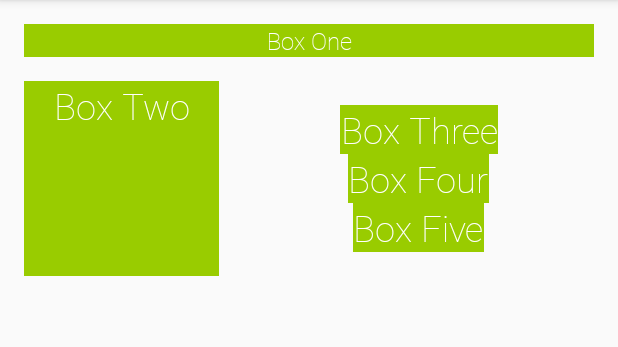
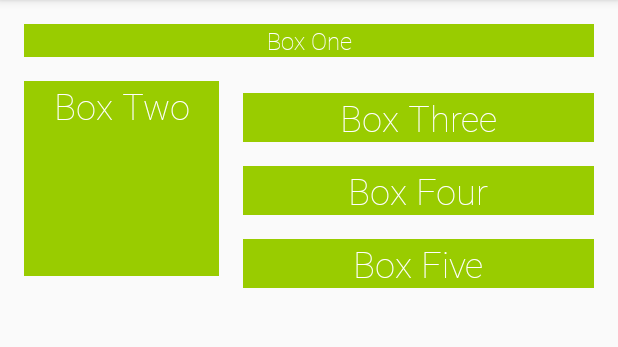
Before and after one commit to BrentGrammer/ColorMyViews-Kotlin, an Android app: the screen it shows after launch (MainActivity), on a phone screen of 412 x 824 dp, the part 84-431 px from its top. Run offline under Robolectric (Android 15) with nearby library versions, the phone set to English and light mode, and no system bars.

Commit message:
add =constraints

```diff
--- a/app/src/main/res/layout/activity_main.xml
+++ b/app/src/main/res/layout/activity_main.xml
@@ -28,32 +28,33 @@
             android:layout_marginStart="16dp" style="@style/WhiteBox" android:layout_marginTop="16dp"/>
     <TextView
             android:text="@string/box_three"
-            android:layout_width="wrap_content"
+            android:layout_width="0dp"
             android:layout_height="wrap_content"
             android:id="@+id/box_three_text"
             style="@style/WhiteBox"
             app:layout_constraintBottom_toTopOf="@+id/box_four_text" android:layout_marginTop="16dp"
             app:layout_constraintTop_toTopOf="@+id/box_two_text" app:layout_constraintStart_toEndOf="@+id/box_two_text"
             android:layout_marginStart="16dp" app:layout_constraintEnd_toEndOf="parent"
-            android:layout_marginEnd="16dp"/>
+            android:layout_marginEnd="16dp" android:layout_marginBottom="16dp"/>
     <TextView
             android:text="@string/box_four"
-            android:layout_width="wrap_content"
+            android:layout_width="0dp"
             android:layout_height="wrap_content"
             android:id="@+id/box_four_text"
             style="@style/WhiteBox"
             app:layout_constraintTop_toBottomOf="@+id/box_three_text"
             app:layout_constraintBottom_toTopOf="@+id/box_five_text"
             app:layout_constraintStart_toEndOf="@+id/box_two_text" android:layout_marginStart="16dp"
-            app:layout_constraintEnd_toEndOf="parent" android:layout_marginEnd="16dp"/>
+            app:layout_constraintEnd_toEndOf="parent" android:layout_marginEnd="16dp"
+            android:layout_marginBottom="16dp"/>
     <TextView
             android:text="@string/box_five"
-            android:layout_width="wrap_content"
+            android:layout_width="0dp"
             android:layout_height="wrap_content"
             android:id="@+id/box_five_text"
             style="@style/WhiteBox"
             app:layout_constraintTop_toBottomOf="@+id/box_four_text"
-            android:layout_marginBottom="16dp" app:layout_constraintBottom_toBottomOf="@+id/box_two_text"
+            app:layout_constraintBottom_toBottomOf="@+id/box_two_text"
             app:layout_constraintStart_toEndOf="@+id/box_two_text" android:layout_marginStart="16dp"
             app:layout_constraintEnd_toEndOf="parent" android:layout_marginEnd="16dp"/>
 
```
